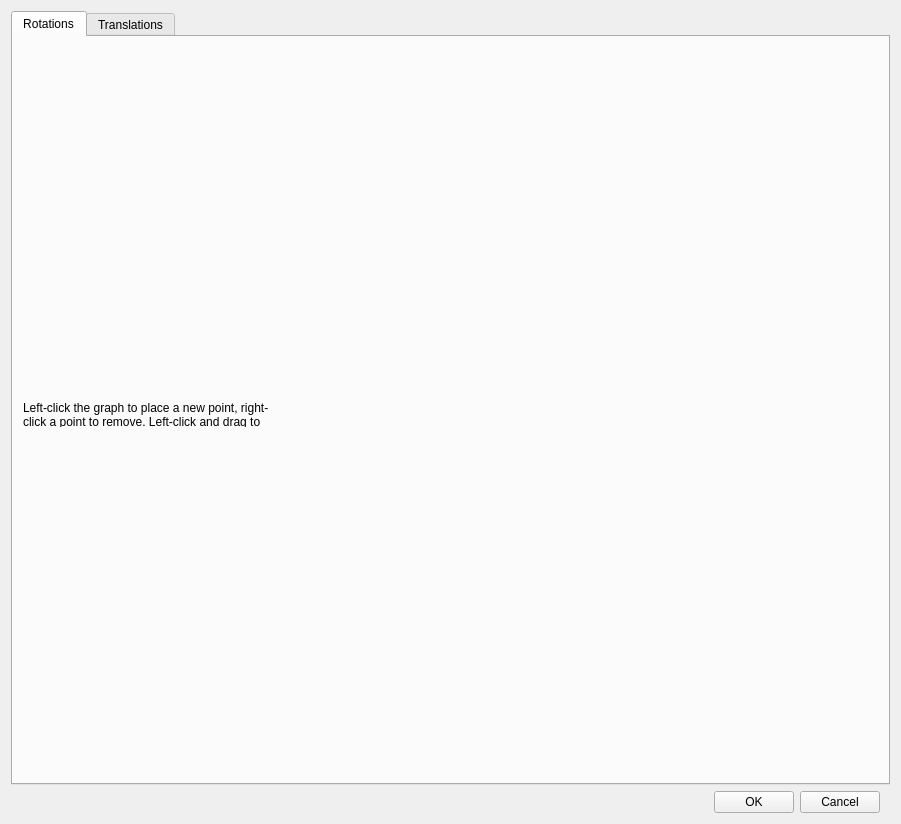
Old version of the form FaceTrackNoIR/FTNoIR_Curves.ui in the repository opentrack/opentrack.
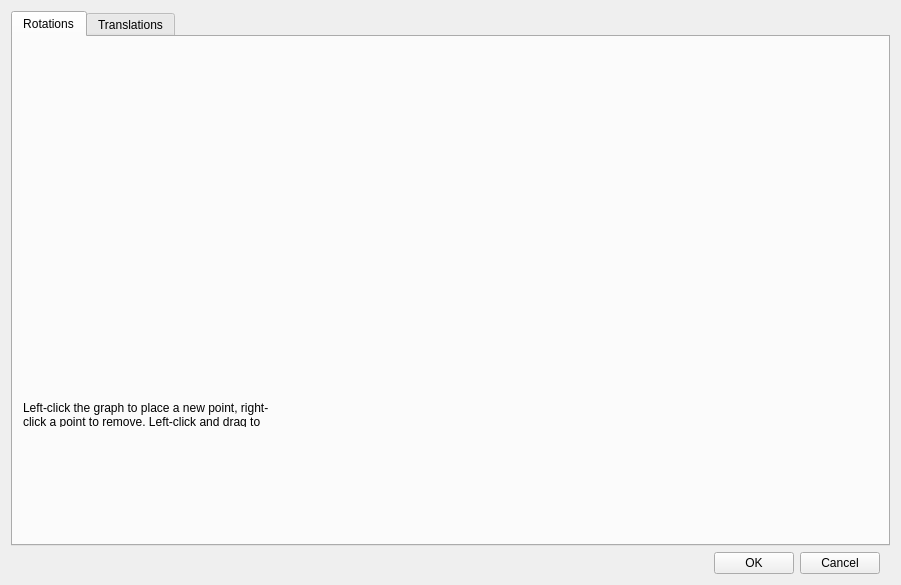
New version of the form. Icons and pictures are not drawn. Custom widgets are drawn as their Qt base class.

What changed in the file:
```diff
--- a/FaceTrackNoIR/FTNoIR_Curves.ui
+++ b/FaceTrackNoIR/FTNoIR_Curves.ui
@@ -7,7 +7,7 @@
     <x>0</x>
     <y>0</y>
     <width>901</width>
-    <height>824</height>
+    <height>585</height>
    </rect>
   </property>
   <property name="windowTitle">
```
